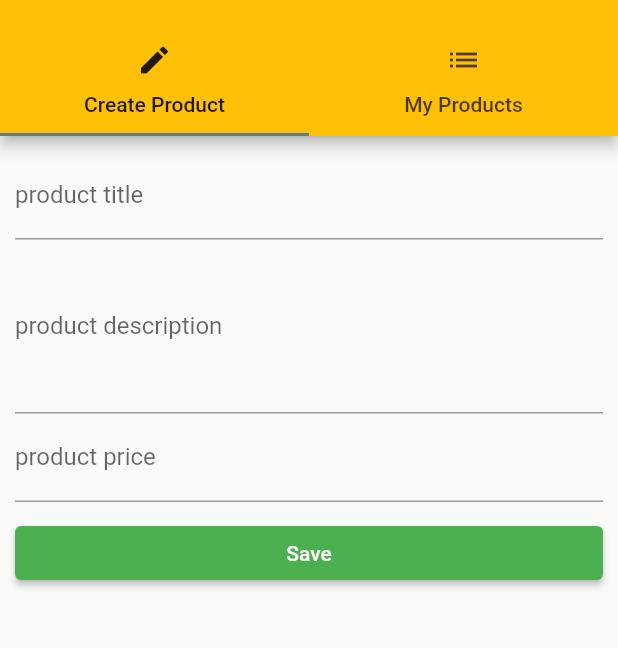
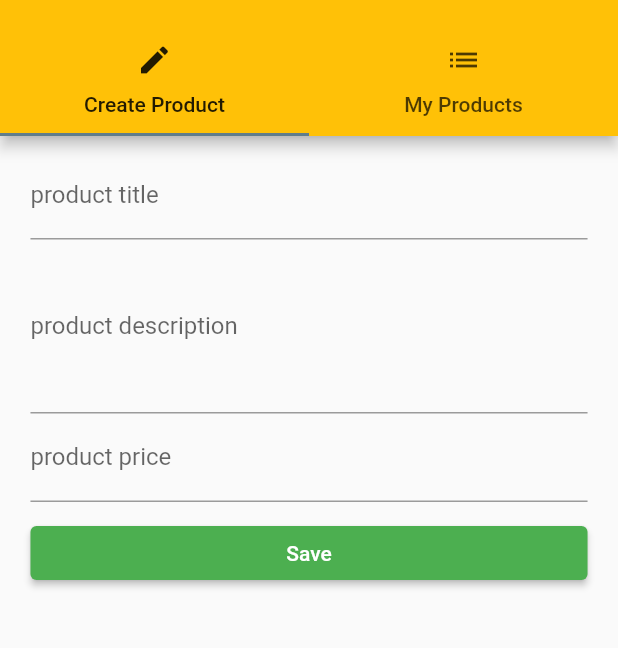
Before and after one commit to Katapios/flutter_app, a Flutter app: the ProductsAdminPage screen opened by its route, on a phone screen of 412 x 824 dp, the part 59-707 px from its top. Run offline on Flutter 3.47's test engine with Material 2 defaults, Android fonts, the phone set to English and light mode, and no system bars.

Commit message:
optimized project

```diff
--- a/lib/main.dart
+++ b/lib/main.dart
@@ -44,6 +44,8 @@ class _MyAppState extends State<MyApp> {
         brightness: Brightness.light,
         primarySwatch: Colors.amber,
         accentColor: Colors.blueGrey,
+        //buttonColor: Colors.deepPurple,
+
       ),
       debugShowCheckedModeBanner: false,
       //home: AuthPage(),
--- a/lib/pages/product_create.dart
+++ b/lib/pages/product_create.dart
@@ -62,9 +62,14 @@ class _ProductCreatePageState extends State<ProductCreatePage> {
 
   @override
   Widget build(BuildContext context) {
+    final double  deviceWidth = MediaQuery.of(context).size.width;
+    final targetWidth = deviceWidth > 550.0 ? 500.0 : deviceWidth * 0.95;
+    final double targetPadding = deviceWidth - targetWidth;
+
     return Container(
       margin: EdgeInsets.all(10.0),
       child: ListView(
+        padding: EdgeInsets.symmetric(horizontal: targetPadding/2),
         children: <Widget>[
           _buildTitleTextField(),
           _buildDescriptionTextField(),
@@ -78,6 +83,14 @@ class _ProductCreatePageState extends State<ProductCreatePage> {
             onPressed: _submitForm,
             child: Text('Save'),
           ),
+        // GestureDetector(
+        //   onTap: _submitForm,
+        //   child: Container(
+        //   color: Colors.green,
+        //   padding: EdgeInsets.all(5.0),
+        //   child: Text('my button'),
+        // ),)
+
         ],
       ),
     );
```
Also changed, not shown: lib/pages/auth.dart (+22 -10 lines).
